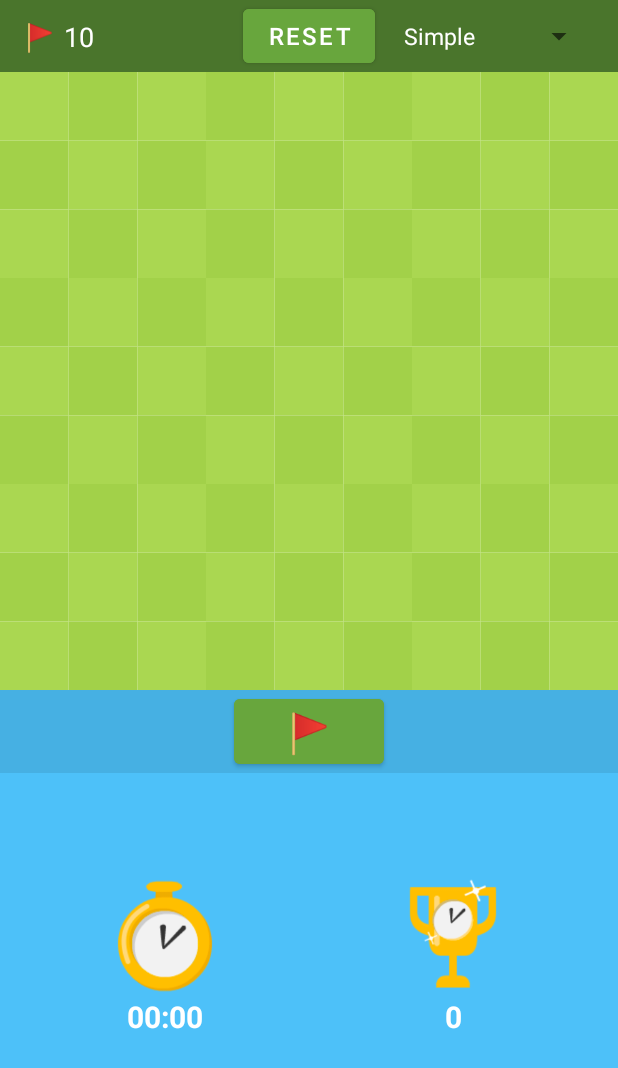
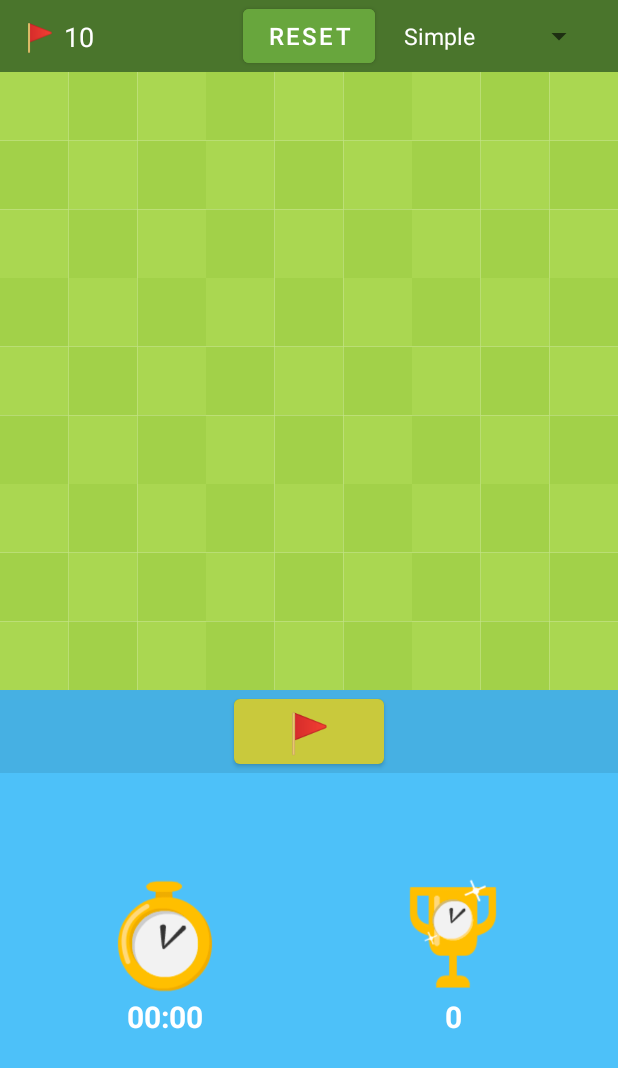
Before and after one commit to BaptisteMartinet/Minesweeper, an Android app: the screen it shows after launch (MainActivity), after a tap on an icon or button, on a phone screen of 412 x 824 dp. Shown: the top 1068 px of the screen. Run offline under Robolectric (Android 15) with nearby library versions, the light colour scheme and no system bars.

Commit message:
feat: change flagging button color on click

```diff
--- a/app/src/main/java/griffith/baptiste/martinet/minesweeper/MainActivity.kt
+++ b/app/src/main/java/griffith/baptiste/martinet/minesweeper/MainActivity.kt
@@ -83,9 +83,11 @@ class MainActivity : AppCompatActivity() {
     modeBtn.setOnClickListener {
       if (_minesweeperGame.getMode() == MinesweeperGame.ModeEnum.UNCOVERING) {
         modeBtn.text = getString(R.string.flagging_mode)
+        modeBtn.setBackgroundColor(getColor(R.color.yellowBtn))
         _minesweeperGame.setMode(MinesweeperGame.ModeEnum.FLAGGING)
       } else {
         modeBtn.text = getString(R.string.uncovering_mode)
+        modeBtn.setBackgroundColor(getColor(R.color.lightGreenBtn))
         _minesweeperGame.setMode(MinesweeperGame.ModeEnum.UNCOVERING)
       }
     }
--- a/app/src/main/res/values/colors.xml
+++ b/app/src/main/res/values/colors.xml
@@ -13,4 +13,7 @@
   <color name="lightBrown">#e5c29f</color>
   <color name="darkBrown">#d7b899</color>
   <color name="red">#ff3369</color>
+
+  <color name="lightGreenBtn">#68a63d</color>
+  <color name="yellowBtn">#c9c93c</color>
 </resources>
```
